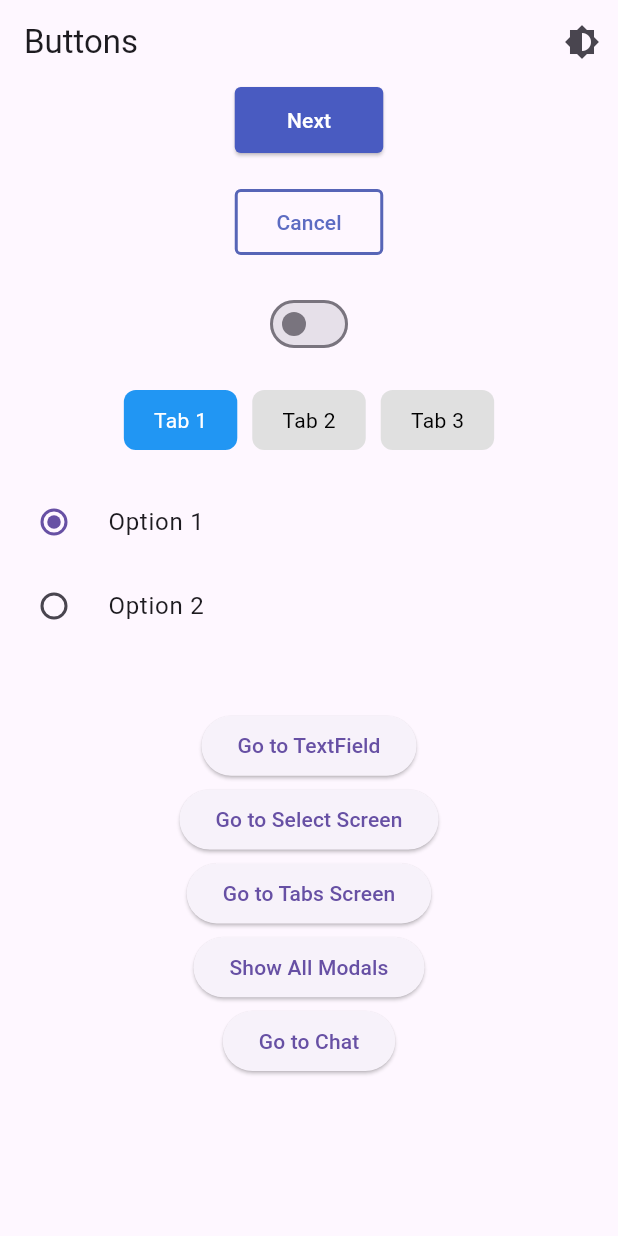
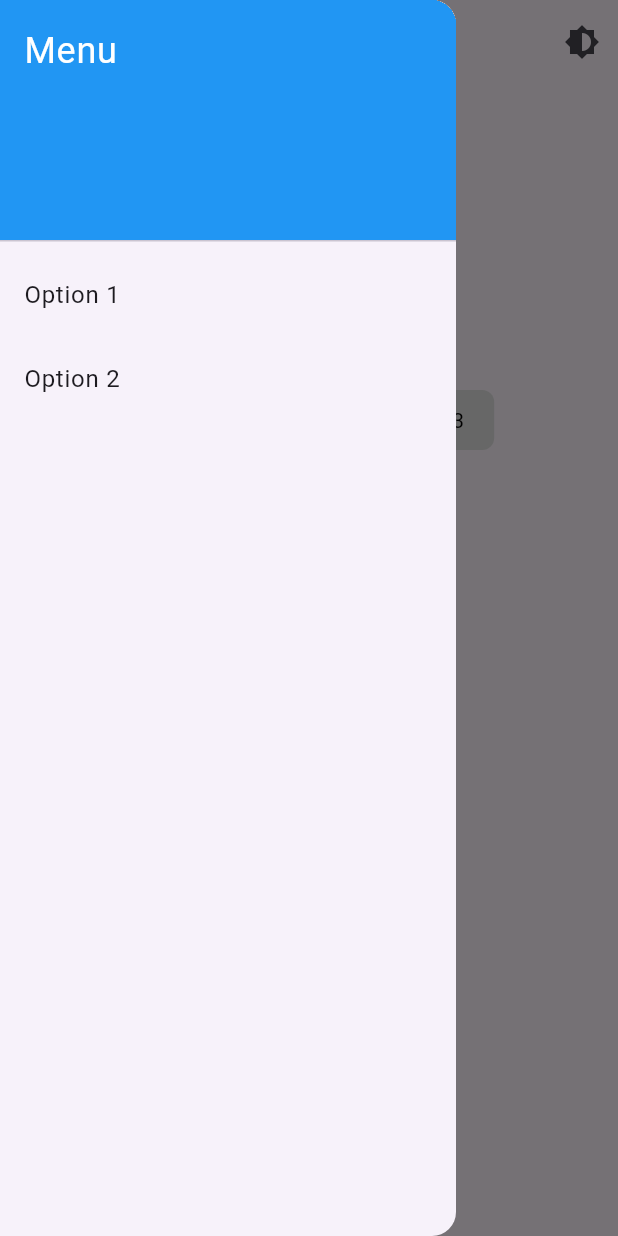
Before and after one commit to dlshet12/tappengine, a Flutter app: the screen it shows after launch, with the side drawer open (before the commit the screen has no drawer), on a phone screen of 412 x 824 dp. Run offline on Flutter 3.47's test engine with Material 3 defaults, Android fonts, the phone set to English and light mode, and no system bars; our stand-ins replace signature.

Commit message:
drawer added

```diff
--- a/lib/screens/home.dart
+++ b/lib/screens/home.dart
@@ -4,13 +4,14 @@ import '../widgets/custom_button.dart';
 import '../widgets/custom_toggle.dart';
 import '../widgets/custom_tab.dart';
 import '../widgets/custom_radio.dart';
-import '../widgets/custom_textarea.dart';
 import '../widgets/theme_provider.dart';
 import './textfield_screen.dart';
 import './select_screen.dart';
 import '../screens/tabs_screen.dart';
 import '../screens/modal.dart';
 import '../screens/chat_screen.dart';
+import '../widgets/custom_drawer.dart';
+
 class HomeScreen extends StatefulWidget {
   @override
   _HomeScreenState createState() => _HomeScreenState();
@@ -35,11 +36,14 @@ class _HomeScreenState extends State<HomeScreen> {
     });
   }
 
+  final GlobalKey<ScaffoldState> _scaffoldKey = GlobalKey<ScaffoldState>();
+
   @override
   Widget build(BuildContext context) {
     var themeProvider = Provider.of<ThemeProvider>(context, listen: false);
 
     return Scaffold(
+      key: _scaffoldKey, // Attach the GlobalKey
       appBar: AppBar(
         title: Text('Buttons'),
         actions: [
@@ -51,6 +55,7 @@ class _HomeScreenState extends State<HomeScreen> {
           ),
         ],
       ),
+      drawer: CustomDrawer(), // Your custom drawer widget
       body: SingleChildScrollView(
         child: Column(
           children: [
@@ -110,13 +115,13 @@ class _HomeScreenState extends State<HomeScreen> {
                 });
               },
             ),
-      SizedBox(height: 40), // Extra spacing before navigation buttons
+            SizedBox(height: 40),
 
             // Wrapping navigation buttons inside a flexible container
             Container(
-        height: MediaQuery.of(context).size.height * 0.3, // 30% of screen height
+              height: MediaQuery.of(context).size.height * 0.3,
               child: Column(
-          mainAxisAlignment: MainAxisAlignment.spaceEvenly, // Equal spacing
+                mainAxisAlignment: MainAxisAlignment.spaceEvenly,
                 children: [
                   ElevatedButton(
                     onPressed: () {
@@ -154,7 +159,6 @@ class _HomeScreenState extends State<HomeScreen> {
                     },
                     child: Text("Show All Modals"),
                   ),
-
                   ElevatedButton(
                     onPressed: () {
                       Navigator.push(
@@ -164,14 +168,24 @@ class _HomeScreenState extends State<HomeScreen> {
                     },
                     child: Text("Go to Chat"),
                   ),
+                ],
+              ),
+            ),
+            SizedBox(height: 20),
 
-          ],
+            // 🟢 Open Drawer Button Below "Go to Chat"
+            Builder(
+              builder: (context) => ElevatedButton.icon(
+                onPressed: () {
+                  Scaffold.of(context).openDrawer();
+                },
+                icon: Icon(Icons.menu),
+                label: Text("Open Drawer"),
               ),
             ),
           ],
         ),
       ),
-
     );
   }
 }
--- /dev/null
+++ b/lib/widgets/custom_drawer.dart
@@ -0,0 +1,30 @@
+import 'package:flutter/material.dart';
+
+class CustomDrawer extends StatelessWidget {
+  @override
+  Widget build(BuildContext context) {
+    return Drawer(
+      child: ListView(
+        padding: EdgeInsets.zero,
+        children: [
+          DrawerHeader(
+            decoration: BoxDecoration(color: Colors.blue),
+            child: Text("Menu", style: TextStyle(color: Colors.white, fontSize: 24)),
+          ),
+          ListTile(
+            title: Text("Option 1"),
+            onTap: () {
+              Navigator.pop(context);
+            },
+          ),
+          ListTile(
+            title: Text("Option 2"),
+            onTap: () {
+              Navigator.pop(context);
+            },
+          ),
+        ],
+      ),
+    );
+  }
+}
```
Lines whose indentation alone changed are shown as unchanged.
